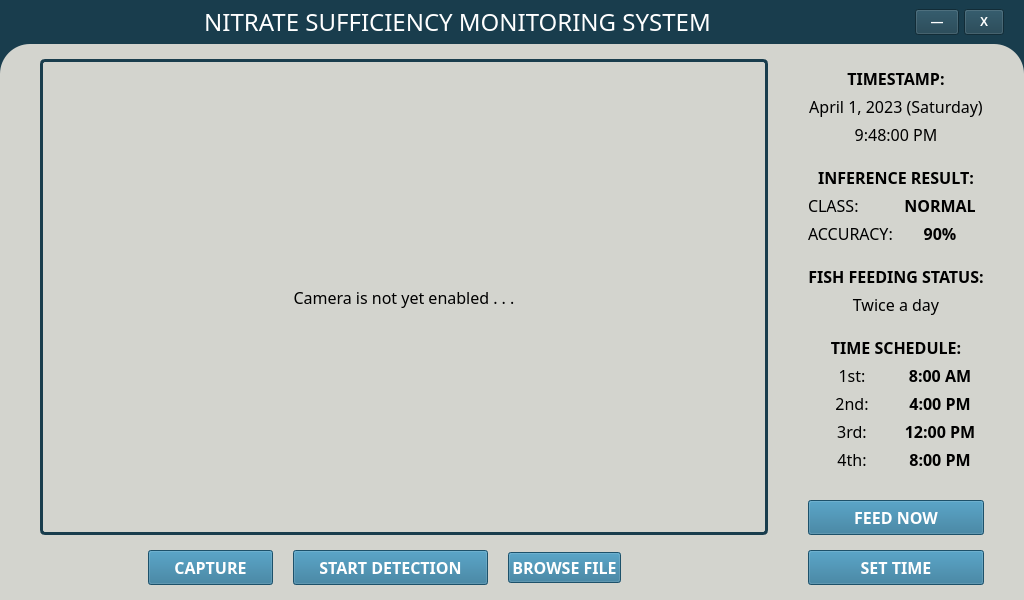
First picture: the form in main.ui, repository jeraldconstantino/nitrate-sufficiency-monitoring-system, before the edit.
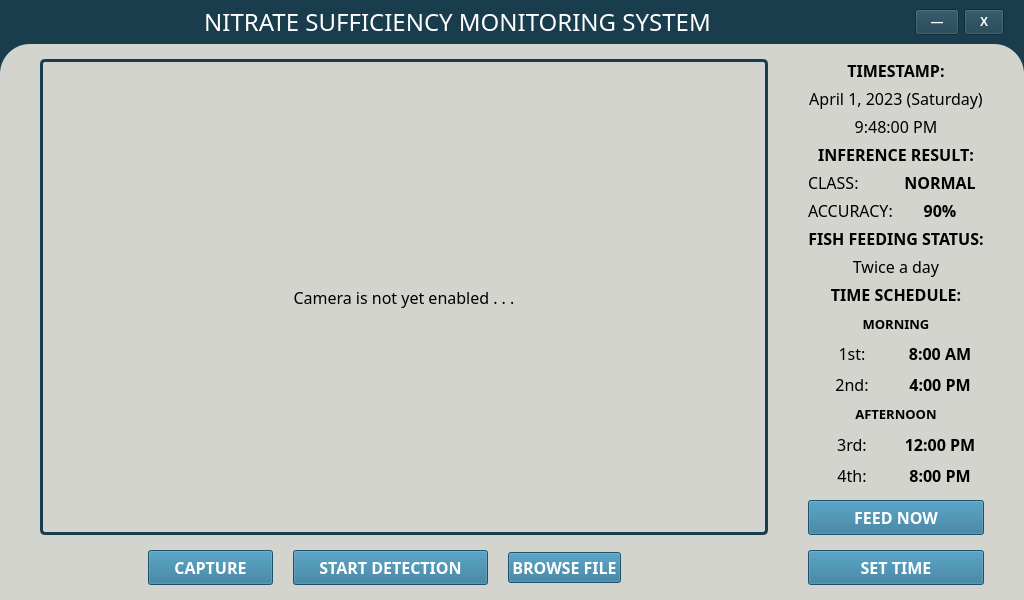
Second picture: the form after the edit.

Commit message: time schedule modified

```diff
--- a/main.ui
+++ b/main.ui
@@ -806,9 +806,9 @@
         </spacer>
        </item>
        <item>
-        <layout class="QVBoxLayout" name="fishFeederLayout">
+        <layout class="QVBoxLayout" name="fishFeederLayout" stretch="0,0,0,0,0,0,0">
          <property name="spacing">
-          <number>20</number>
+          <number>5</number>
          </property>
          <item>
           <spacer name="verticalSpacer_2">
@@ -1031,7 +1031,10 @@
          <item>
           <layout class="QVBoxLayout" name="timeScheduleLayout">
            <property name="spacing">
-            <number>5</number>
+            <number>10</number>
+           </property>
+           <property name="bottomMargin">
+            <number>10</number>
            </property>
            <item>
             <widget class="QLabel" name="timeScheduleTitle">
@@ -1051,6 +1054,24 @@
              </property>
             </widget>
            </item>
+           <item>
+            <widget class="QLabel" name="morningSchedLabel">
+             <property name="font">
+              <font>
+               <family>Poppins</family>
+               <pointsize>10</pointsize>
+               <weight>75</weight>
+               <bold>true</bold>
+              </font>
+             </property>
+             <property name="text">
+              <string>MORNING</string>
+             </property>
+             <property name="alignment">
+              <set>Qt::AlignCenter</set>
+             </property>
+            </widget>
+           </item>
            <item>
             <layout class="QHBoxLayout" name="firstSchedLayout">
              <property name="spacing">
@@ -1133,6 +1154,24 @@
              </item>
             </layout>
            </item>
+           <item>
+            <widget class="QLabel" name="afternoonSchedLabel">
+             <property name="font">
+              <font>
+               <family>Poppins</family>
+               <pointsize>10</pointsize>
+               <weight>75</weight>
+               <bold>true</bold>
+              </font>
+             </property>
+             <property name="text">
+              <string>AFTERNOON</string>
+             </property>
+             <property name="alignment">
+              <set>Qt::AlignCenter</set>
+             </property>
+            </widget>
+           </item>
            <item>
             <layout class="QHBoxLayout" name="thirdSchedLayout">
              <property name="spacing">
```
The commit also changes 1 other file.
